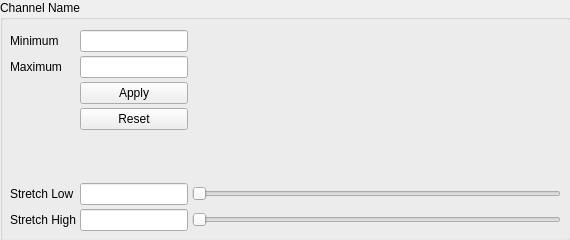
This is src/wiser/gui/ui_files/channel_stretch_widget.ui in Ehlmann-research-group/WISER as Qt 5 draws it before an edit. The edited form follows.
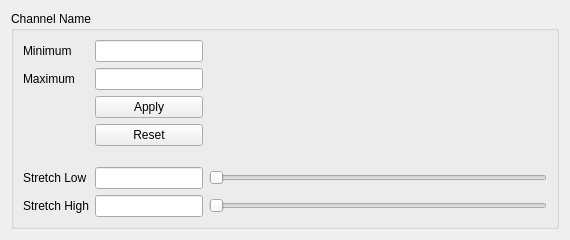
This is the edited form.

Commit message: Better handling of small screens with contrast-stretch config UI

```diff
--- a/src/wiser/gui/ui_files/channel_stretch_widget.ui
+++ b/src/wiser/gui/ui_files/channel_stretch_widget.ui
@@ -10,6 +10,12 @@
     <height>240</height>
    </rect>
   </property>
+  <property name="sizePolicy">
+   <sizepolicy hsizetype="MinimumExpanding" vsizetype="MinimumExpanding">
+    <horstretch>0</horstretch>
+    <verstretch>0</verstretch>
+   </sizepolicy>
+  </property>
   <property name="minimumSize">
    <size>
     <width>570</width>
@@ -19,37 +25,19 @@
   <property name="windowTitle">
    <string>Channel Stretch Widget</string>
   </property>
+  <layout class="QHBoxLayout" name="horizontalLayout">
+   <item>
   <widget class="QGroupBox" name="groupbox_channel">
-   <property name="geometry">
-    <rect>
-     <x>0</x>
-     <y>0</y>
-     <width>571</width>
-     <height>241</height>
-    </rect>
+     <property name="sizePolicy">
+      <sizepolicy hsizetype="MinimumExpanding" vsizetype="MinimumExpanding">
+       <horstretch>0</horstretch>
+       <verstretch>0</verstretch>
+      </sizepolicy>
    </property>
    <property name="title">
     <string>Channel Name</string>
    </property>
-   <widget class="QWidget" name="gridLayoutWidget">
-    <property name="geometry">
-     <rect>
-      <x>10</x>
-      <y>30</y>
-      <width>551</width>
-      <height>201</height>
-     </rect>
-    </property>
-    <layout class="QGridLayout" name="grid_layout" rowstretch="0,0,0,0,10,0,0" columnstretch="0,0,10" columnminimumwidth="0,0,0">
-     <property name="spacing">
-      <number>4</number>
-     </property>
-     <item row="6" column="1">
-      <widget class="QLineEdit" name="lineedit_stretch_high"/>
-     </item>
-     <item row="5" column="1">
-      <widget class="QLineEdit" name="lineedit_stretch_low"/>
-     </item>
+     <layout class="QGridLayout" name="gridLayout" rowstretch="0,0,0,0,1,0,0" columnstretch="0,0,1">
      <item row="2" column="1">
       <widget class="QPushButton" name="button_apply_bounds">
        <property name="toolTip">
@@ -60,6 +48,68 @@
        </property>
       </widget>
      </item>
+      <item row="0" column="0">
+       <widget class="QLabel" name="label_min_bound">
+        <property name="text">
+         <string>Minimum</string>
+        </property>
+        <property name="buddy">
+         <cstring>lineedit_min_bound</cstring>
+        </property>
+       </widget>
+      </item>
+      <item row="6" column="1">
+       <widget class="QLineEdit" name="lineedit_stretch_high"/>
+      </item>
+      <item row="3" column="1">
+       <widget class="QPushButton" name="button_reset_bounds">
+        <property name="toolTip">
+         <string>Reset min/max bounds to min/max values from band data</string>
+        </property>
+        <property name="text">
+         <string>Reset</string>
+        </property>
+       </widget>
+      </item>
+      <item row="6" column="2">
+       <widget class="QSlider" name="slider_stretch_high">
+        <property name="toolTip">
+         <string>Drag to adjust high boundary of stretch</string>
+        </property>
+        <property name="orientation">
+         <enum>Qt::Horizontal</enum>
+        </property>
+       </widget>
+      </item>
+      <item row="5" column="1">
+       <widget class="QLineEdit" name="lineedit_stretch_low"/>
+      </item>
+      <item row="5" column="0">
+       <widget class="QLabel" name="label_stretch_low">
+        <property name="text">
+         <string>Stretch Low</string>
+        </property>
+        <property name="buddy">
+         <cstring>lineedit_stretch_low</cstring>
+        </property>
+       </widget>
+      </item>
+      <item row="1" column="0">
+       <widget class="QLabel" name="label_max_bound">
+        <property name="text">
+         <string>Maximum</string>
+        </property>
+        <property name="buddy">
+         <cstring>lineedit_max_bound</cstring>
+        </property>
+       </widget>
+      </item>
+      <item row="0" column="1">
+       <widget class="QLineEdit" name="lineedit_min_bound"/>
+      </item>
+      <item row="1" column="1">
+       <widget class="QLineEdit" name="lineedit_max_bound"/>
+      </item>
      <item row="5" column="2">
       <widget class="QSlider" name="slider_stretch_low">
        <property name="toolTip">
@@ -76,14 +126,7 @@
        </property>
       </widget>
      </item>
-     <item row="6" column="0">
-      <widget class="QLabel" name="label_stretch_high">
-       <property name="text">
-        <string>Stretch High</string>
-       </property>
-      </widget>
-     </item>
-     <item row="4" column="0" colspan="2">
+      <item row="4" column="0">
       <spacer name="verticalSpacer">
        <property name="orientation">
         <enum>Qt::Vertical</enum>
@@ -97,64 +140,35 @@
       </spacer>
      </item>
      <item row="0" column="2" rowspan="5">
-      <widget class="QWidget" name="histogram_widget" native="true"/>
-     </item>
-     <item row="6" column="2">
-      <widget class="QSlider" name="slider_stretch_high">
-       <property name="toolTip">
-        <string>Drag to adjust high boundary of stretch</string>
-       </property>
-       <property name="orientation">
-        <enum>Qt::Horizontal</enum>
+       <widget class="QWidget" name="histogram_widget" native="true">
+        <property name="sizePolicy">
+         <sizepolicy hsizetype="MinimumExpanding" vsizetype="MinimumExpanding">
+          <horstretch>0</horstretch>
+          <verstretch>0</verstretch>
+         </sizepolicy>
+        </property>
+        <property name="minimumSize">
+         <size>
+          <width>180</width>
+          <height>80</height>
+         </size>
        </property>
       </widget>
      </item>
-     <item row="3" column="1">
-      <widget class="QPushButton" name="button_reset_bounds">
-       <property name="toolTip">
-        <string>Reset min/max bounds to min/max values from band data</string>
-       </property>
+      <item row="6" column="0">
+       <widget class="QLabel" name="label_stretch_high">
        <property name="text">
-        <string>Reset</string>
-       </property>
-      </widget>
-     </item>
-     <item row="1" column="1">
-      <widget class="QLineEdit" name="lineedit_max_bound"/>
-     </item>
-     <item row="5" column="0">
-      <widget class="QLabel" name="label_stretch_low">
-       <property name="text">
-        <string>Stretch Low</string>
-       </property>
-      </widget>
-     </item>
-     <item row="0" column="1">
-      <widget class="QLineEdit" name="lineedit_min_bound"/>
-     </item>
-     <item row="1" column="0">
-      <widget class="QLabel" name="label_max_bound">
-       <property name="text">
-        <string>Maximum</string>
-       </property>
+         <string>Stretch High</string>
+        </property>
        <property name="buddy">
         <cstring>lineedit_max_bound</cstring>
        </property>
       </widget>
      </item>
-     <item row="0" column="0">
-      <widget class="QLabel" name="label_min_bound">
-       <property name="text">
-        <string>Minimum</string>
-       </property>
-       <property name="buddy">
-        <cstring>lineedit_min_bound</cstring>
-       </property>
+     </layout>
       </widget>
      </item>
     </layout>
-   </widget>
-  </widget>
  </widget>
  <resources/>
  <connections/>
```
Left out of the diff: 2 changed lines with no effect on the pictures. Lines whose indentation alone changed are shown as unchanged. The commit also changes 1 other file.
